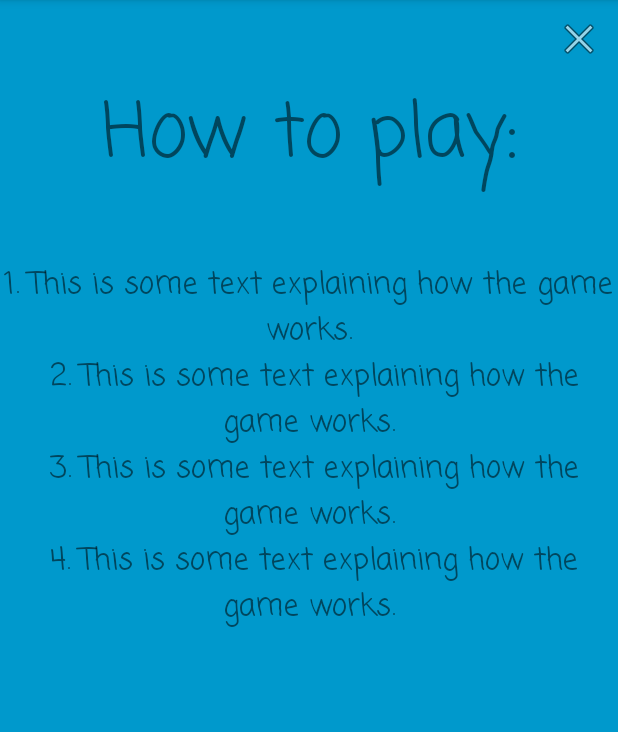
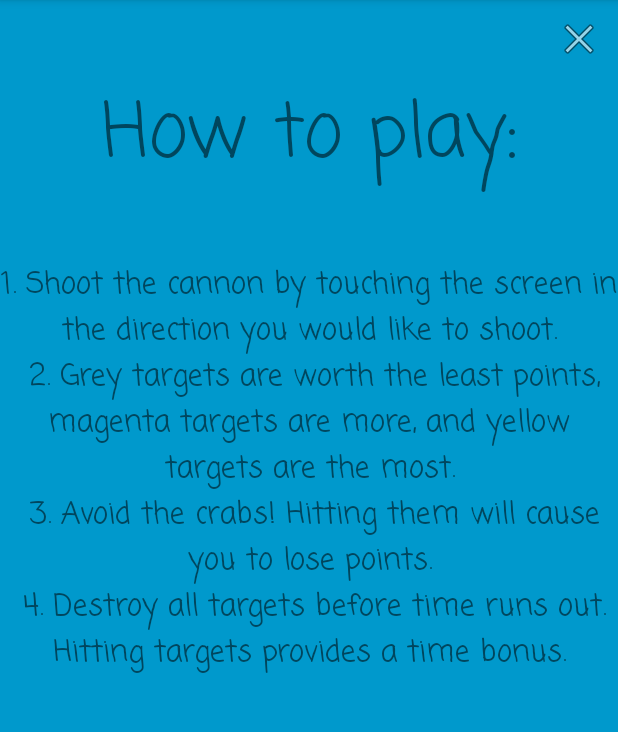
Before and after one commit to codelikeleon/CannonBallGame, an Android app: the HelpActivity screen opened directly, with no data from a screen before it, on a phone screen of 412 x 824 dp, the part 84-816 px from its top. Run offline under Robolectric (Android 15) with nearby library versions, the phone set to English and light mode, and no system bars.

Commit message:
Finished documentation

```diff
--- a/app/src/main/java/com/example/leon/cannonball/Constants.java
+++ b/app/src/main/java/com/example/leon/cannonball/Constants.java
@@ -1,5 +1,9 @@
 package com.example.leon.cannonball;
 
+/**
+ * Interface for storing the constants used to manipulate key game mechanics such as scores and
+ * movement speed.
+ */
 public interface Constants {
 
     int greyScore = 10;
@@ -13,7 +17,6 @@ public interface Constants {
 
     float velocityScale = 4;
     float cannonShootSpeed = 35;
-    String highScoreFile = "highScore.txt";
 
     int delay = 50;
 }
--- a/app/src/main/java/com/example/leon/cannonball/Vector2d.java
+++ b/app/src/main/java/com/example/leon/cannonball/Vector2d.java
@@ -1,9 +1,9 @@
 package com.example.leon.cannonball;
 
-
+/**
+ * A class providing the mathematical operations for vectors.
+ */
 public class Vector2d {
-    // of course, also require the methods for adding
-    // to these vectors
 
     public static void main(String[] args) {
         // main method for convenient testing
--- a/app/src/main/res/values/strings.xml
+++ b/app/src/main/res/values/strings.xml
@@ -14,10 +14,10 @@
 
     <!-- Help Menu -->
     <string name="help_title">How to play:</string>
-    <string name="help_instructions">1. This is some text explaining how the game works.\n
-        2. This is some text explaining how the game works.\n
-        3. This is some text explaining how the game works.\n
-        4. This is some text explaining how the game works.</string>
+    <string name="help_instructions">1. Shoot the cannon by touching the screen in the direction you would like to shoot.\n
+        2. Grey targets are worth the least points, magenta targets are more, and yellow targets are the most.\n
+        3. Avoid the crabs! Hitting them will cause you to lose points.\n
+        4. Destroy all targets before time runs out. Hitting targets provides a time bonus.</string>
 
     <!-- About Menu -->
     <string name="about_title">Candidate Number</string>
```
Also changed, not shown: app/src/main/java/com/example/leon/cannonball/Blocker.java (+24 -3 lines), app/src/main/java/com/example/leon/cannonball/Cannon.java (+16 -1 lines), app/src/main/java/com/example/leon/cannonball/CannonBallActivity.java (+36 -0 lines), app/src/main/java/com/example/leon/cannonball/Cannonball.java (+48 -2 lines), app/src/main/java/com/example/leon/cannonball/GameModel.java (+37 -1 lines), app/src/main/java/com/example/leon/cannonball/MainMenuActivity.java (+25 -5 lines), app/src/main/java/com/example/leon/cannonball/MediaService.java (+9 -0 lines), app/src/main/java/com/example/leon/cannonball/Sprite.java (+39 -0 lines), app/src/main/java/com/example/leon/cannonball/SpriteView.java (+98 -50 lines).
